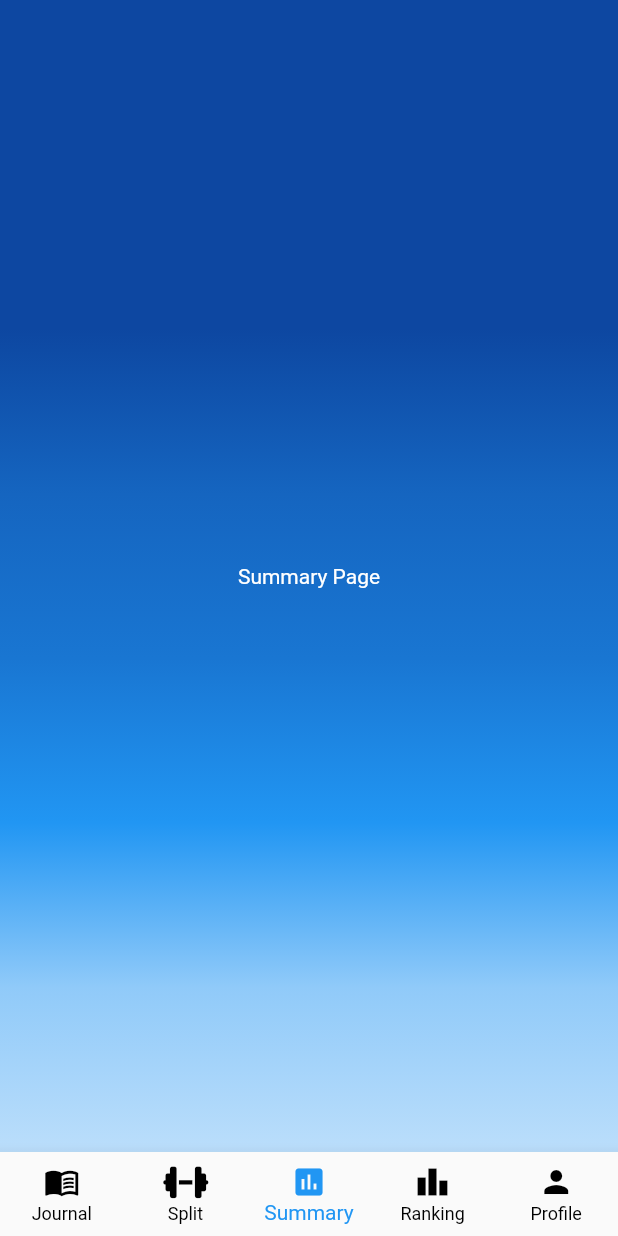
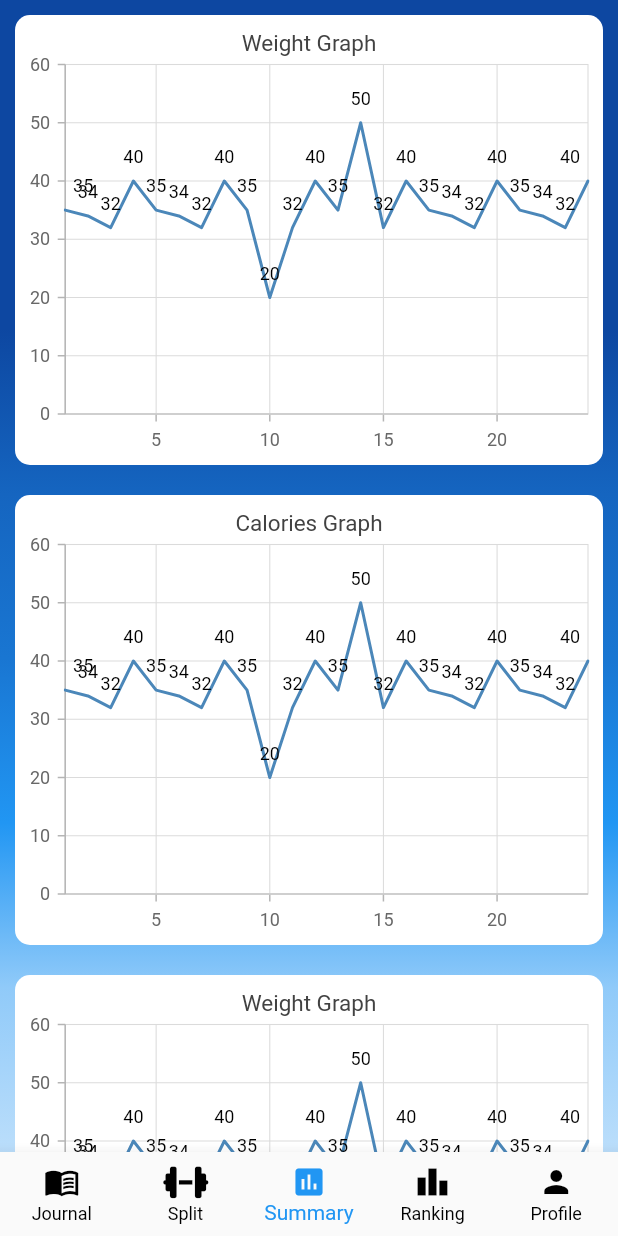
Before and after one commit to ChunKaiC/mystats, a Flutter app: the MainAppView screen opened by its route, on a phone screen of 412 x 824 dp. Run offline on Flutter 3.47's test engine with Material 2 defaults, Android fonts, the phone set to English and light mode, and no system bars; our stand-ins replace carousel_slider, email_validator, firebase_auth, firebase_core, flutter_easyloading, font_awesome_flutter and 3 more; accounts and stored records are empty.

Commit message:
summary example layout

```diff
--- a/lib/views/main_app_pages/summary_page.dart
+++ b/lib/views/main_app_pages/summary_page.dart
@@ -1,16 +1,131 @@
 import 'package:flutter/material.dart';
-import 'package:google_fonts/google_fonts.dart';
+import 'package:syncfusion_flutter_charts/charts.dart';
+import 'package:syncfusion_flutter_charts/sparkcharts.dart';
+
+class _Point {
+  _Point(this.x, this.y);
+
+  final double x;
+  final double y;
+}
 
 class SummaryPage extends StatelessWidget {
-  const SummaryPage({super.key});
+  SummaryPage({super.key});
+
+  List<_Point> data = [
+    _Point(1, 35),
+    _Point(2, 34),
+    _Point(3, 32),
+    _Point(4, 40),
+    _Point(5, 35),
+    _Point(6, 34),
+    _Point(7, 32),
+    _Point(8, 40),
+    _Point(9, 35),
+    _Point(10, 20),
+    _Point(11, 32),
+    _Point(12, 40),
+    _Point(13, 35),
+    _Point(14, 50),
+    _Point(15, 32),
+    _Point(16, 40),
+    _Point(17, 35),
+    _Point(18, 34),
+    _Point(19, 32),
+    _Point(20, 40),
+    _Point(21, 35),
+    _Point(22, 34),
+    _Point(23, 32),
+    _Point(24, 40)
+  ];
 
   @override
   Widget build(BuildContext context) {
-    return Center(
-      child: Text(
-        'Summary Page',
-        style: GoogleFonts.roboto(color: Colors.white),
-      ),
+    return ListView(
+      children: [
+        Container(
+          width: double.infinity,
+          height: 300,
+          margin: EdgeInsets.fromLTRB(10, 10, 10, 10),
+          decoration: BoxDecoration(
+              color: Colors.white, borderRadius: BorderRadius.circular(10)),
+          child: SfCartesianChart(
+            zoomPanBehavior:
+                ZoomPanBehavior(enablePinching: true, enablePanning: true),
+            primaryXAxis: NumericAxis(),
+            // Chart title
+            title: ChartTitle(text: 'Weight Graph'),
+            // Enable legend
+            // legend: Legend(isVisible: true),
+            // Enable tooltip
+            tooltipBehavior: TooltipBehavior(enable: true),
+            series: <ChartSeries<_Point, double>>[
+              LineSeries<_Point, double>(
+                  dataSource: data,
+                  xValueMapper: (_Point point, _) => point.x,
+                  yValueMapper: (_Point point, _) => point.y,
+                  name: 'Points',
+                  // Enable data label
+                  dataLabelSettings: DataLabelSettings(isVisible: true))
+            ],
+          ),
+        ),
+        Container(
+          width: double.infinity,
+          height: 300,
+          margin: EdgeInsets.fromLTRB(10, 10, 10, 10),
+          decoration: BoxDecoration(
+              color: Colors.white, borderRadius: BorderRadius.circular(10)),
+          child: SfCartesianChart(
+            zoomPanBehavior:
+                ZoomPanBehavior(enablePinching: true, enablePanning: true),
+            borderColor: Colors.amber,
+            primaryXAxis: NumericAxis(),
+            // Chart title
+            title: ChartTitle(text: 'Calories Graph'),
+            // Enable legend
+            // legend: Legend(isVisible: true),
+            // Enable tooltip
+            tooltipBehavior: TooltipBehavior(enable: true),
+            series: <ChartSeries<_Point, double>>[
+              LineSeries<_Point, double>(
+                  dataSource: data,
+                  xValueMapper: (_Point point, _) => point.x,
+                  yValueMapper: (_Point point, _) => point.y,
+                  name: 'Points',
+                  // Enable data label
+                  dataLabelSettings: DataLabelSettings(isVisible: true))
+            ],
+          ),
+        ),
+        Container(
+          width: double.infinity,
+          height: 300,
+          margin: EdgeInsets.fromLTRB(10, 10, 10, 10),
+          decoration: BoxDecoration(
+              color: Colors.white, borderRadius: BorderRadius.circular(10)),
+          child: SfCartesianChart(
+            zoomPanBehavior:
+                ZoomPanBehavior(enablePinching: true, enablePanning: true),
+            primaryXAxis: NumericAxis(),
+            // Chart title
+            title: ChartTitle(text: 'Weight Graph'),
+            // Enable legend
+            // legend: Legend(isVisible: true),
+            // Enable tooltip
+            tooltipBehavior: TooltipBehavior(enable: true),
+            series: <ChartSeries<_Point, double>>[
+              LineSeries<_Point, double>(
+                  dataSource: data,
+                  xValueMapper: (_Point point, _) => point.x,
+                  yValueMapper: (_Point point, _) => point.y,
+                  name: 'Points',
+                  // Enable data label
+                  dataLabelSettings: DataLabelSettings(isVisible: true))
+            ],
+          ),
+        ),
+      ],
     );
   }
 }
```
